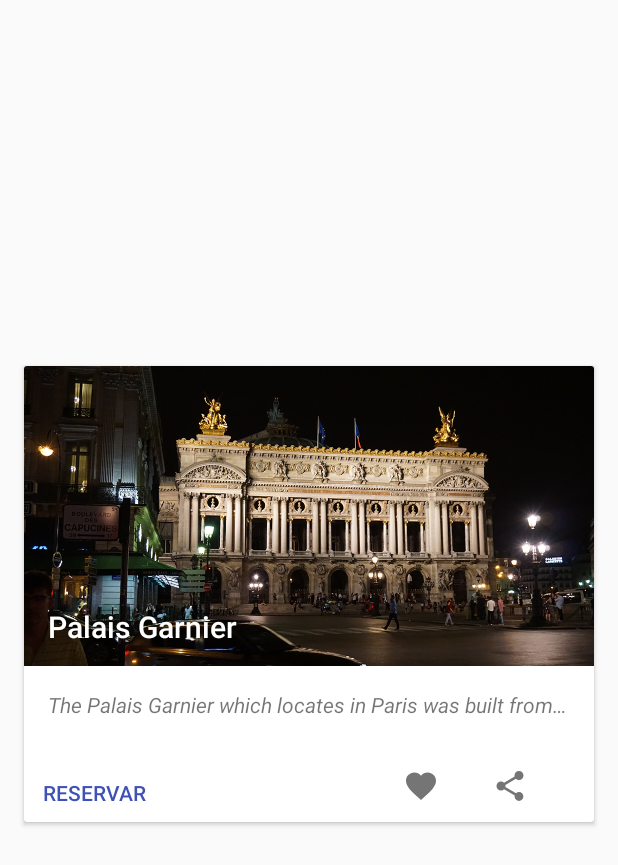
After one commit to NahuelGoldy/PF-AndroidApp, an Android app: the layout item_list_favoritos.xml on its own in the app's theme, with its tools: preview values and no code run, on a phone screen of 412 x 824 dp. The commit adds this screen. Shown: the top 865 px of the screen. Run offline under Robolectric (Android 15) with nearby library versions, the phone set to English and light mode, and no system bars.

```diff
--- a/app/src/main/java/com/example/puchoo/mapmaterial/Utils/Constants/ConstantsEstacionamientoService.java
+++ b/app/src/main/java/com/example/puchoo/mapmaterial/Utils/Constants/ConstantsEstacionamientoService.java
@@ -1,5 +1,6 @@
 package com.example.puchoo.mapmaterial.Utils.Constants;
 
+import com.example.puchoo.mapmaterial.R;
 import com.google.android.gms.maps.model.BitmapDescriptorFactory;
 
 import java.util.Date;
@@ -11,7 +12,7 @@ import java.util.Date;
 
 public final class ConstantsEstacionamientoService {
     /* Indica el icono a usar del marcador de la calle, TODO - Cambiarlo por algo mejor */
-    public static final float MARCADOR_ESTACIONAMIENTO_CALLE = BitmapDescriptorFactory.HUE_YELLOW;
+    public static final float MARCADOR_ESTACIONAMIENTO_CALLE = R.drawable.marker_auto_estacionado_calle;
     /* Indica el radio de las geofences */
     public static final Integer GEOFENCE_RADIUS_IN_METERS = 100;
     /* Indica el tiempo de permanencia en milisegundos que la persona tiene que estar en el geofence para activar la notificacion */
--- /dev/null
+++ b/app/src/main/java/com/example/puchoo/mapmaterial/Utils/Validators/ValidadorLauncher.java
@@ -0,0 +1,52 @@
+package com.example.puchoo.mapmaterial.Utils.Validators;
+
+import android.app.ProgressDialog;
+import android.os.AsyncTask;
+
+import com.example.puchoo.mapmaterial.Modelo.Usuario;
+import com.example.puchoo.mapmaterial.VistasAndControllers.Activities.RegistroActivity;
+import com.example.puchoo.mapmaterial.VistasAndControllers.LaunchManager;
+
+/**
+ * Created by Puchoo on 10/08/2017.
+ */
+
+public class ValidadorLauncher extends AsyncTask<Void,Void,Void> {
+
+    private final LaunchManager launchActivity;
+    private ProgressDialog progress;
+    private Boolean nuevoUser;
+
+    public ValidadorLauncher( LaunchManager launchActivity){
+        this.launchActivity = launchActivity;
+
+    }
+
+    @Override
+    protected void onPreExecute(){
+        //progress.show();
+
+        //ejecuta antes de arrancar
+    }
+
+    @Override
+    protected Void doInBackground(Void... params) {
+
+        //TODO BUSCAR SI EXISTEN PARAMETROS GUARDADOS PARA LOGEO
+        nuevoUser = true;
+        //TODO EJECUAR EL loginSucces o loginFailed
+
+        return null;
+    }
+
+    @Override
+    protected void onPostExecute(Void unused){
+        //progress.dismiss();
+
+        launchActivity.setUser_nuevo(nuevoUser);
+        launchActivity.launch();
+        //ejecuta cuando termina
+    }
+
+
+}
--- a/app/src/main/java/com/example/puchoo/mapmaterial/VistasAndControllers/Activities/LoginActivity.java
+++ b/app/src/main/java/com/example/puchoo/mapmaterial/VistasAndControllers/Activities/LoginActivity.java
@@ -68,7 +68,7 @@ public class LoginActivity extends AppCompatActivity {
         loginButton.setEnabled(false);
 
         final ProgressDialog progressDialog = new ProgressDialog(this);
-        //progressDialog.setIndeterminate(true);
+        progressDialog.setIndeterminate(true);
         progressDialog.setMessage("Autenticando...");
 
 
--- a/app/src/main/java/com/example/puchoo/mapmaterial/VistasAndControllers/Activities/RegistroActivity.java
+++ b/app/src/main/java/com/example/puchoo/mapmaterial/VistasAndControllers/Activities/RegistroActivity.java
@@ -119,7 +119,7 @@ public class RegistroActivity extends AppCompatActivity {
         signupButton.setEnabled(false);
 
         final ProgressDialog progressDialog = new ProgressDialog(this);
-        //progressDialog.setIndeterminate(true);
+        progressDialog.setIndeterminate(true);
         progressDialog.setMessage("Creado Cuenta...");
 
 
--- a/app/src/main/java/com/example/puchoo/mapmaterial/VistasAndControllers/Fragments/ListContentFragment.java
+++ b/app/src/main/java/com/example/puchoo/mapmaterial/VistasAndControllers/Fragments/ListContentFragment.java
@@ -302,7 +302,7 @@ public class ListContentFragment extends Fragment implements TimePicker.OnTimeCh
                 .position(estacionamiento.getCoordenadas())
                 .title(estacionamiento.getTitulo()));
 
-        marker.setIcon(BitmapDescriptorFactory.defaultMarker(ConstantsEstacionamientoService.MARCADOR_ESTACIONAMIENTO_CALLE));
+        marker.setIcon(BitmapDescriptorFactory.fromResource(R.drawable.marker_auto_estacionado_calle));
         /* Agrego el objeto estacionamiento al marcador */
         marker.setTag(estacionamiento);
 
--- a/app/src/main/java/com/example/puchoo/mapmaterial/VistasAndControllers/LaunchManager.java
+++ b/app/src/main/java/com/example/puchoo/mapmaterial/VistasAndControllers/LaunchManager.java
@@ -5,7 +5,9 @@ import android.content.Intent;
 import android.os.Bundle;
 
 import com.example.puchoo.mapmaterial.R;
+import com.example.puchoo.mapmaterial.Utils.Validators.ValidadorLauncher;
 import com.example.puchoo.mapmaterial.VistasAndControllers.Activities.LoginActivity;
+import com.example.puchoo.mapmaterial.VistasAndControllers.Activities.MainActivity;
 
 /**
  * Created by Puchoo on 08/08/2017.
@@ -23,12 +25,20 @@ public class LaunchManager extends Activity {
         //Activity con algun logito
         setContentView(R.layout.activity_launch);
 
-        if(user_nuevo){
+        new ValidadorLauncher(this).execute();
+
+    }
+
+    public void launch() {
+        if(getUser_nuevo()){
             Intent intent = new Intent(getApplicationContext(), LoginActivity.class);
             startActivity(intent);
             finish();
+        } else {
+            Intent intent = new Intent(getApplicationContext(), MainActivity.class);
+            startActivity(intent);
+            finish();
         }
-
     }
 
     @Override
@@ -37,5 +47,11 @@ public class LaunchManager extends Activity {
             return;
     }
 
+    public Boolean getUser_nuevo() {
+        return user_nuevo;
+    }
 
+    public void setUser_nuevo(Boolean user_nuevo) {
+        this.user_nuevo = user_nuevo;
+    }
 }
--- /dev/null
+++ b/app/src/main/res/layout/item_list_favoritos.xml
@@ -0,0 +1,85 @@
+<?xml version="1.0" encoding="utf-8"?>
+<android.support.v7.widget.CardView xmlns:android="http://schemas.android.com/apk/res/android"
+    xmlns:app="http://schemas.android.com/apk/res-auto"
+    xmlns:tools="http://schemas.android.com/tools"
+    android:id="@+id/card_view"
+    android:layout_width="match_parent"
+    android:layout_height="@dimen/card_height"
+    android:layout_gravity="center"
+    android:layout_marginBottom="@dimen/md_keylines"
+    android:layout_marginLeft="@dimen/md_keylines"
+    android:layout_marginRight="@dimen/md_keylines"
+    android:foreground="?attr/selectableItemBackground">
+    <RelativeLayout
+        android:layout_width="match_parent"
+        android:layout_height="match_parent">
+
+        <ImageView
+            android:id="@+id/card_image"
+            android:layout_width="match_parent"
+            android:layout_height="@dimen/card_image_height"
+            android:scaleType="centerCrop"
+            tools:src="@drawable/a" />
+
+        <TextView
+            android:id="@+id/card_text"
+            android:layout_width="match_parent"
+            android:layout_height="wrap_content"
+            android:layout_below="@+id/card_image"
+            android:layout_marginLeft="@dimen/md_keylines"
+            android:layout_marginTop="@dimen/md_keylines"
+            android:layout_marginRight="@dimen/md_keylines"
+            tools:text="@string/item_desc"
+            android:ellipsize="end"
+            android:singleLine="true"
+            android:layout_above="@+id/reserva_button"
+            android:textStyle="normal|italic" />
+
+        <Button
+            android:id="@+id/reserva_button"
+            android:layout_width="wrap_content"
+            android:layout_height="wrap_content"
+            style="?android:attr/borderlessButtonStyle"
+            android:textColor="?attr/colorPrimary"
+            android:text="Reservar"
+            android:gravity="bottom|center_horizontal"
+            android:layout_alignParentBottom="true"
+            android:layout_alignParentStart="true" />
+
+        <ImageButton
+            android:id="@+id/favorite_button"
+            android:layout_width="@dimen/cards_button_width"
+            android:layout_height="@dimen/cards_button_height"
+            android:layout_marginRight="@dimen/md_keylines"
+            app:srcCompat="@drawable/ic_favorite"
+            style="?android:attr/borderlessButtonStyle"
+            android:tint="@color/button_grey"
+            android:foregroundGravity="bottom"
+            android:layout_marginEnd="11dp"
+            android:layout_alignParentBottom="true"
+            android:layout_toStartOf="@+id/share_button" />
+
+        <ImageButton
+            android:id="@+id/share_button"
+            android:layout_width="@dimen/cards_button_width"
+            android:layout_height="@dimen/cards_button_height"
+            android:layout_marginRight="@dimen/md_keylines"
+            app:srcCompat="@drawable/ic_share"
+            style="?android:attr/borderlessButtonStyle"
+            android:tint="@color/button_grey"
+            android:foregroundGravity="bottom"
+            android:layout_alignParentBottom="true"
+            android:layout_alignEnd="@+id/card_text" />
+
+        <TextView
+            android:id="@+id/card_title"
+            android:layout_width="wrap_content"
+            android:layout_height="40dp"
+            android:layout_marginLeft="@dimen/md_keylines"
+            tools:text="@string/item_title"
+            android:textAppearance="@style/TextAppearance.AppCompat.Title"
+            android:textColor="@color/white"
+            android:layout_above="@+id/card_text"
+            android:layout_alignParentStart="true" />
+    </RelativeLayout>
+</android.support.v7.widget.CardView>
```
Also changed, not shown: app/src/main/res/drawable/marker_auto_estacionado_calle.png (added).
